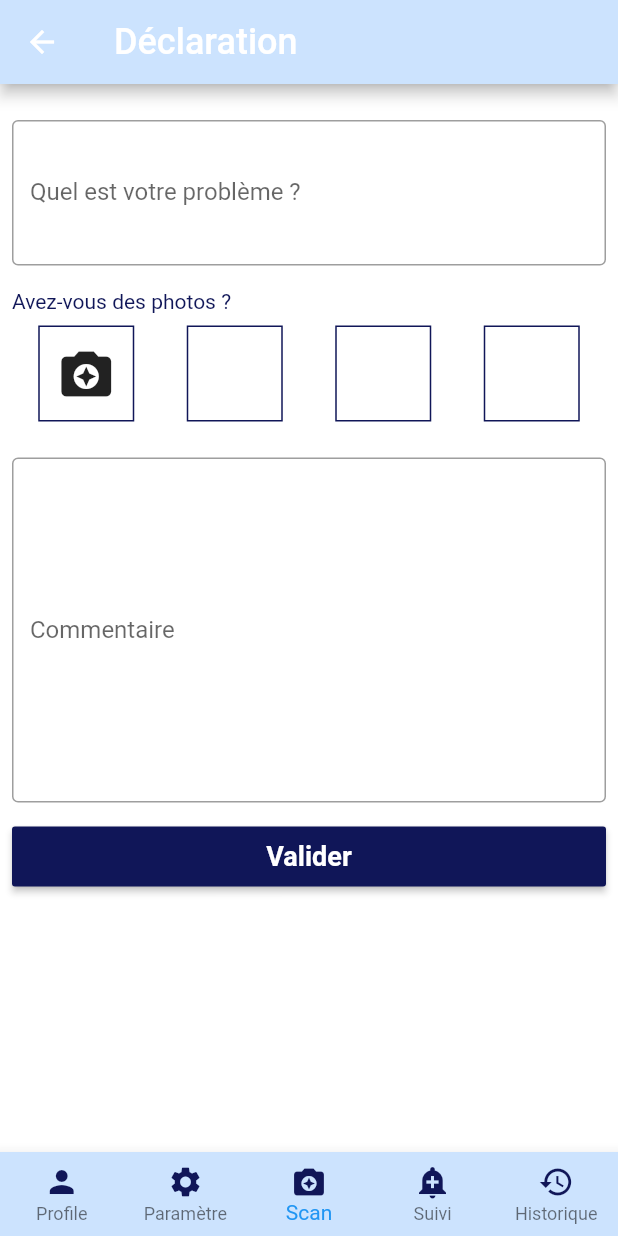
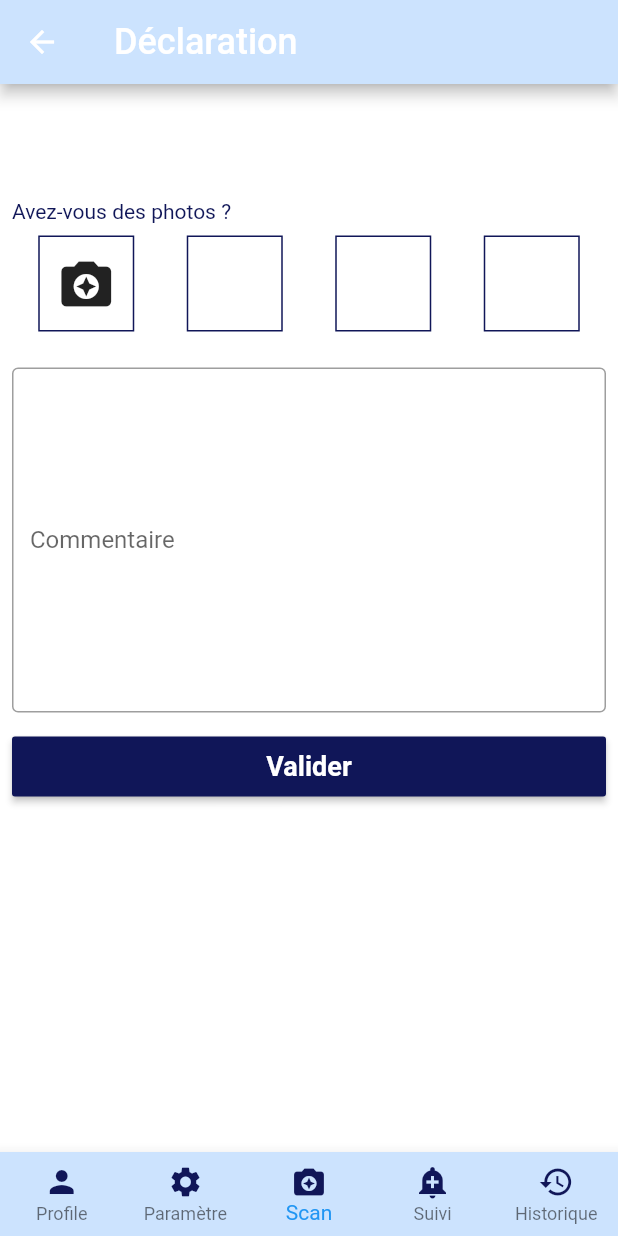
Before and after one commit to spinalcom/spinal-env-mobile-ticket-application, a Flutter app: the TicketDeclaration screen opened directly with empty values, on a phone screen of 412 x 824 dp. Run offline on Flutter 3.47's test engine with Material 2 defaults, Android fonts, the phone set to English and light mode, and no system bars; our stand-ins replace shared_preferences; missing offline and left inert: qrcode_reader; accounts and stored records are empty; Roboto replaces fonts that are missing (Assassin).

Commit message:
change textfield

```diff
--- a/lib/pages/declarationTicketPage.dart
+++ b/lib/pages/declarationTicketPage.dart
@@ -31,7 +31,34 @@ class TicketDeclarationState extends State<TicketDeclaration> {
   final problemController = TextEditingController();
 
   TicketDeclarationState(
-      this.roomName, this.problemName, this.processId, this.roomId);
+      this.roomName, this.problemName, this.processId, this.roomId) {}
+
+  @override
+  void dispose() {
+    noteController.dispose();
+    problemController.dispose();
+    super.dispose();
+  }
+
+  getTextField() {
+    if (this.problemName.contains('Autre'))
+      return TextField(
+        controller: problemController,
+        maxLines: 3,
+        decoration: InputDecoration(
+            labelText: 'Quel est votre problème ?',
+            hintText: problemName,
+            border: OutlineInputBorder(
+              borderRadius: BorderRadius.all(Radius.circular(4)),
+            )),
+      );
+    return Text(
+      problemName,
+      style: TextStyle(
+        fontSize: 32,
+      ),
+    );
+  }
 
   @override
   Widget build(BuildContext context) {
@@ -46,16 +73,7 @@ class TicketDeclarationState extends State<TicketDeclaration> {
           children: <Widget>[
             Padding(
               padding: const EdgeInsets.all(8.0),
-              child: TextField(
-                controller: problemController,
-                maxLines: 3,
-                decoration: InputDecoration(
-                    labelText: 'Quel est votre problème ?',
-                    hintText: problemName,
-                    border: OutlineInputBorder(
-                      borderRadius: BorderRadius.all(Radius.circular(4)),
-                    )),
-              ),
+              child: getTextField(),
             ),
             Padding(
               padding: const EdgeInsets.all(8.0),
```
